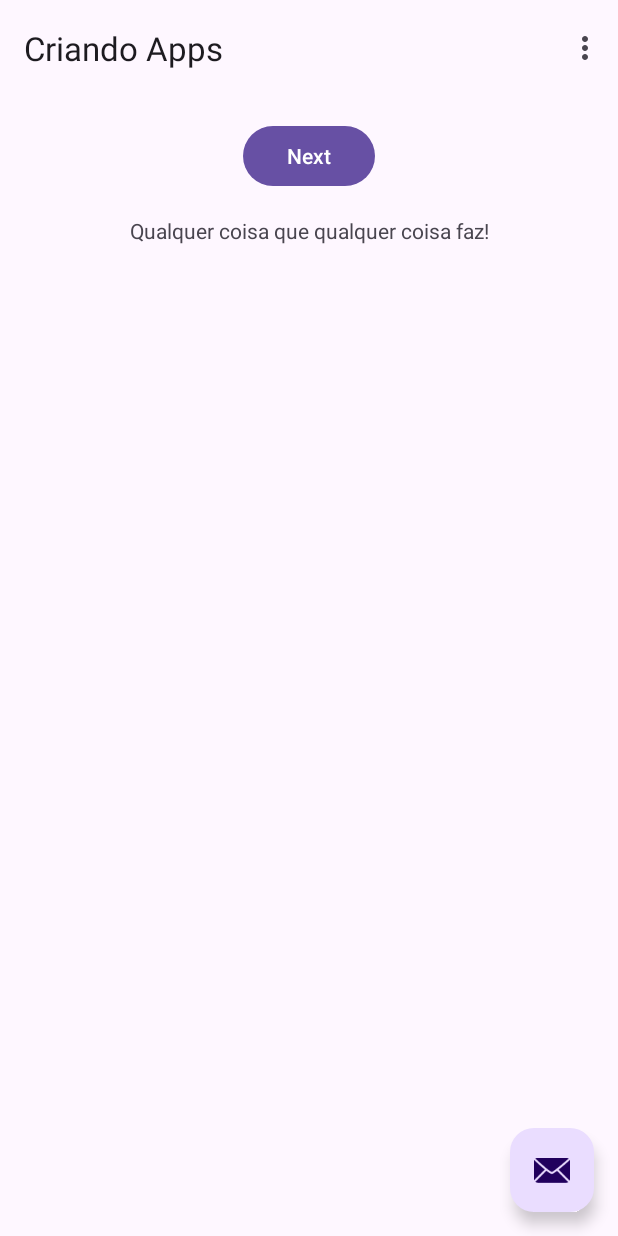
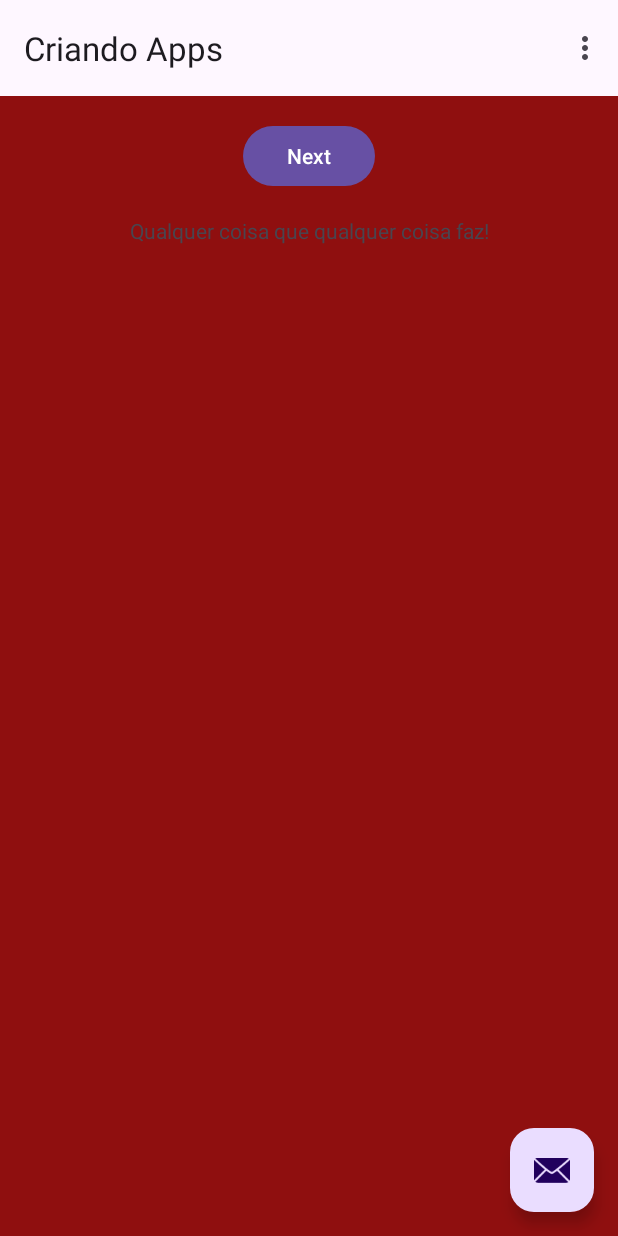
Before and after one commit to Bianca2703/projeto.android.2, an Android app: the screen it shows after launch (MainActivity), on a phone screen of 412 x 824 dp. Run offline under Robolectric (Android 15) with nearby library versions, the phone set to English and light mode, and no system bars; our stand-ins replace navigation-ui.

Commit message:
Mudança de Background

```diff
--- a/app/src/main/res/layout/activity_main.xml
+++ b/app/src/main/res/layout/activity_main.xml
@@ -4,6 +4,7 @@
     xmlns:tools="http://schemas.android.com/tools"
     android:layout_width="match_parent"
     android:layout_height="match_parent"
+    android:background="#8F0F0F"
     android:fitsSystemWindows="true"
     tools:context=".MainActivity">
 
```
